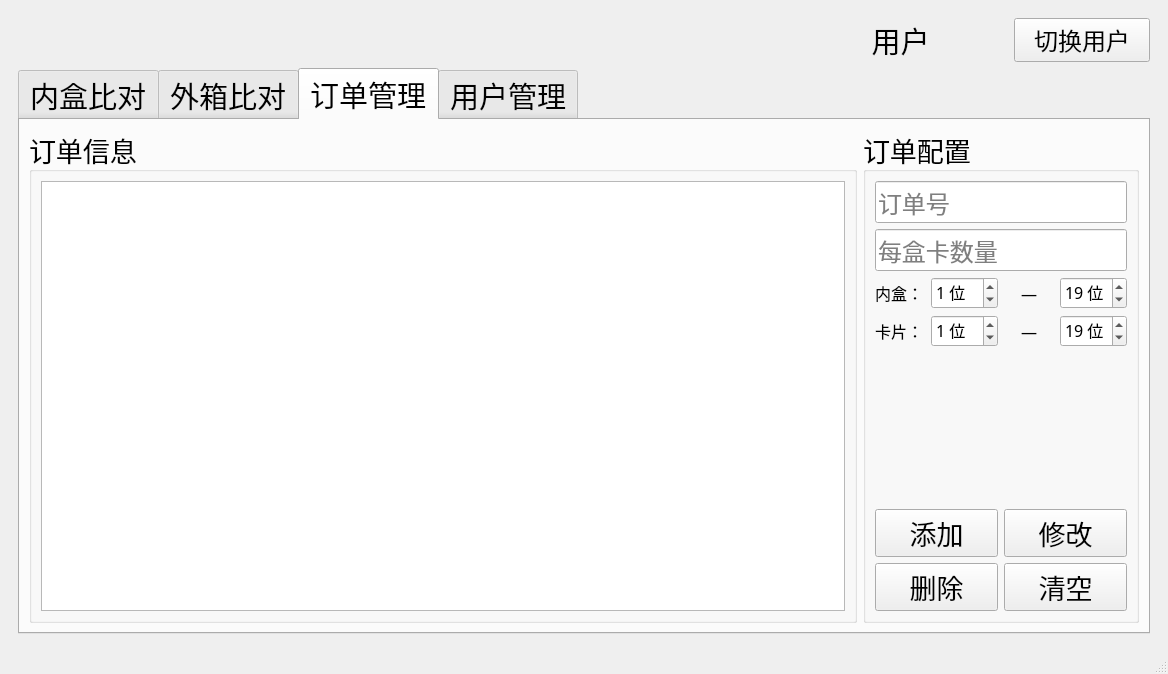
The window that res/ui/main_window.ui (zelviner/BarcodeCompare) describes before a commit, drawn with Qt 5.
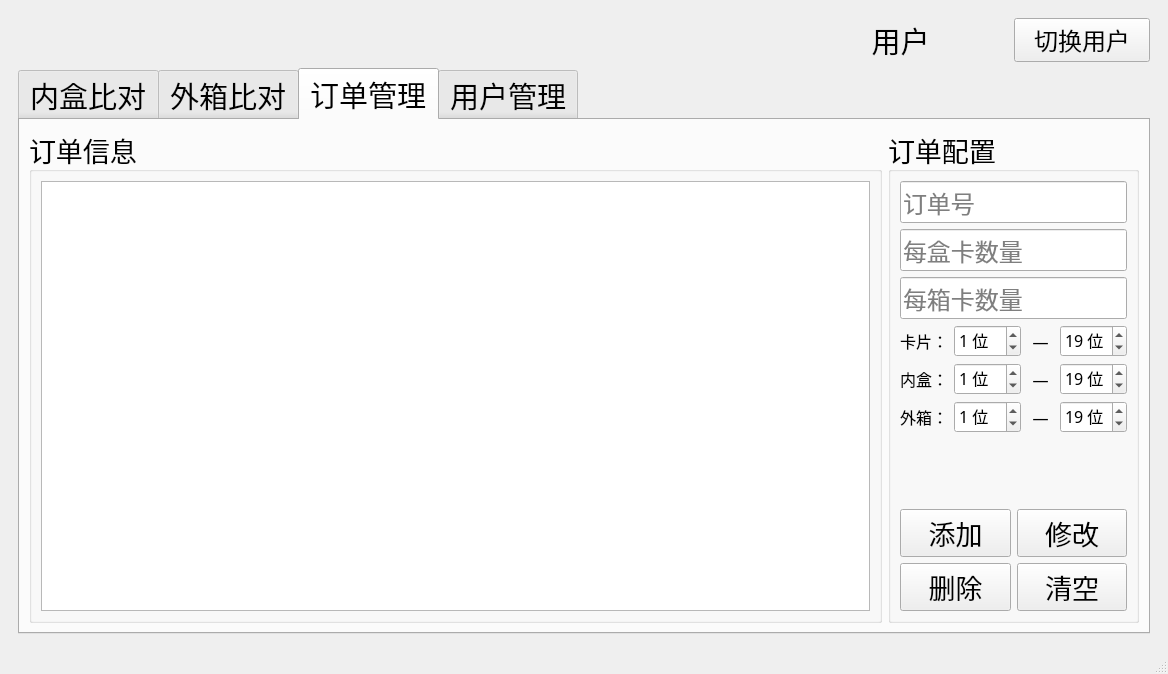
The same window after the commit. The open tabs and pages were chosen to show the change.

The edit to the form file:
```diff
--- a/res/ui/main_window.ui
+++ b/res/ui/main_window.ui
@@ -811,7 +811,7 @@
           <attribute name="title">
            <string>订单管理</string>
           </attribute>
-          <layout class="QHBoxLayout" name="horizontalLayout_3" stretch="3,1">
+          <layout class="QHBoxLayout" name="horizontalLayout_3" stretch="3,0">
            <item>
             <widget class="QGroupBox" name="groupBox_5">
              <property name="font">
@@ -841,8 +841,6 @@
              <property name="title">
               <string>订单配置</string>
              </property>
-             <layout class="QVBoxLayout" name="verticalLayout_9">
-              <item>
                <layout class="QVBoxLayout" name="verticalLayout_5">
                 <item>
                  <widget class="QLineEdit" name="order_name_line">
@@ -874,72 +872,20 @@
                  </widget>
                 </item>
                 <item>
-                 <layout class="QHBoxLayout" name="horizontalLayout_5">
-                  <item>
-                   <widget class="QLabel" name="label_15">
+               <widget class="QLineEdit" name="carton_count_line">
                     <property name="font">
                      <font>
                       <family>微软雅黑</family>
-                      <pointsize>12</pointsize>
+                  <pointsize>18</pointsize>
                      </font>
                     </property>
                     <property name="text">
-                     <string>内盒：</string>
-                    </property>
-                   </widget>
-                  </item>
-                  <item>
-                   <widget class="QSpinBox" name="inner_box_start_spin_box">
-                    <property name="font">
-                     <font>
-                      <family>微软雅黑</family>
-                      <pointsize>12</pointsize>
-                     </font>
-                    </property>
-                    <property name="suffix">
-                     <string> 位</string>
-                    </property>
-                    <property name="value">
-                     <number>1</number>
-                    </property>
-                   </widget>
-                  </item>
-                  <item>
-                   <widget class="QLabel" name="label_2">
-                    <property name="font">
-                     <font>
-                      <family>微软雅黑</family>
-                      <pointsize>12</pointsize>
-                     </font>
-                    </property>
-                    <property name="text">
-                     <string>—</string>
-                    </property>
-                    <property name="alignment">
-                     <set>Qt::AlignCenter</set>
-                    </property>
-                   </widget>
-                  </item>
-                  <item>
-                   <widget class="QSpinBox" name="inner_box_end_spin_box">
-                    <property name="font">
-                     <font>
-                      <family>微软雅黑</family>
-                      <pointsize>12</pointsize>
-                     </font>
-                    </property>
-                    <property name="suffix">
-                     <string> 位</string>
-                    </property>
-                    <property name="prefix">
                      <string/>
                     </property>
-                    <property name="value">
-                     <number>19</number>
-                    </property>
-                   </widget>
-                  </item>
-                 </layout>
+                <property name="placeholderText">
+                 <string>每箱卡数量</string>
+                </property>
+               </widget>
                 </item>
                 <item>
                  <layout class="QHBoxLayout" name="horizontalLayout_11">
@@ -1009,6 +955,140 @@
                   </item>
                  </layout>
                 </item>
+              <item>
+               <layout class="QHBoxLayout" name="horizontalLayout_5">
+                <item>
+                 <widget class="QLabel" name="label_15">
+                  <property name="font">
+                   <font>
+                    <family>微软雅黑</family>
+                    <pointsize>12</pointsize>
+                   </font>
+                  </property>
+                  <property name="text">
+                   <string>内盒：</string>
+                  </property>
+                 </widget>
+                </item>
+                <item>
+                 <widget class="QSpinBox" name="box_start_spin_box">
+                  <property name="font">
+                   <font>
+                    <family>微软雅黑</family>
+                    <pointsize>12</pointsize>
+                   </font>
+                  </property>
+                  <property name="suffix">
+                   <string> 位</string>
+                  </property>
+                  <property name="value">
+                   <number>1</number>
+                  </property>
+                 </widget>
+                </item>
+                <item>
+                 <widget class="QLabel" name="label_2">
+                  <property name="font">
+                   <font>
+                    <family>微软雅黑</family>
+                    <pointsize>12</pointsize>
+                   </font>
+                  </property>
+                  <property name="text">
+                   <string>—</string>
+                  </property>
+                  <property name="alignment">
+                   <set>Qt::AlignCenter</set>
+                  </property>
+                 </widget>
+                </item>
+                <item>
+                 <widget class="QSpinBox" name="box_end_spin_box">
+                  <property name="font">
+                   <font>
+                    <family>微软雅黑</family>
+                    <pointsize>12</pointsize>
+                   </font>
+                  </property>
+                  <property name="suffix">
+                   <string> 位</string>
+                  </property>
+                  <property name="prefix">
+                   <string/>
+                  </property>
+                  <property name="value">
+                   <number>19</number>
+                  </property>
+                 </widget>
+                </item>
+               </layout>
+              </item>
+              <item>
+               <layout class="QHBoxLayout" name="horizontalLayout_24">
+                <item>
+                 <widget class="QLabel" name="label_19">
+                  <property name="font">
+                   <font>
+                    <family>微软雅黑</family>
+                    <pointsize>12</pointsize>
+                   </font>
+                  </property>
+                  <property name="text">
+                   <string>外箱：</string>
+                  </property>
+                 </widget>
+                </item>
+                <item>
+                 <widget class="QSpinBox" name="carton_start_spin_box">
+                  <property name="font">
+                   <font>
+                    <family>微软雅黑</family>
+                    <pointsize>12</pointsize>
+                   </font>
+                  </property>
+                  <property name="suffix">
+                   <string> 位</string>
+                  </property>
+                  <property name="value">
+                   <number>1</number>
+                  </property>
+                 </widget>
+                </item>
+                <item>
+                 <widget class="QLabel" name="label_3">
+                  <property name="font">
+                   <font>
+                    <family>微软雅黑</family>
+                    <pointsize>12</pointsize>
+                   </font>
+                  </property>
+                  <property name="text">
+                   <string>—</string>
+                  </property>
+                  <property name="alignment">
+                   <set>Qt::AlignCenter</set>
+                  </property>
+                 </widget>
+                </item>
+                <item>
+                 <widget class="QSpinBox" name="carton_end_spin_box">
+                  <property name="font">
+                   <font>
+                    <family>微软雅黑</family>
+                    <pointsize>12</pointsize>
+                   </font>
+                  </property>
+                  <property name="suffix">
+                   <string> 位</string>
+                  </property>
+                  <property name="prefix">
+                   <string/>
+                  </property>
+                  <property name="value">
+                   <number>19</number>
+                  </property>
+                 </widget>
+                </item>
                </layout>
               </item>
               <item>
```
Left out of the diff: 6 changed lines with no effect on the pictures. Lines whose indentation alone changed are shown as unchanged.
